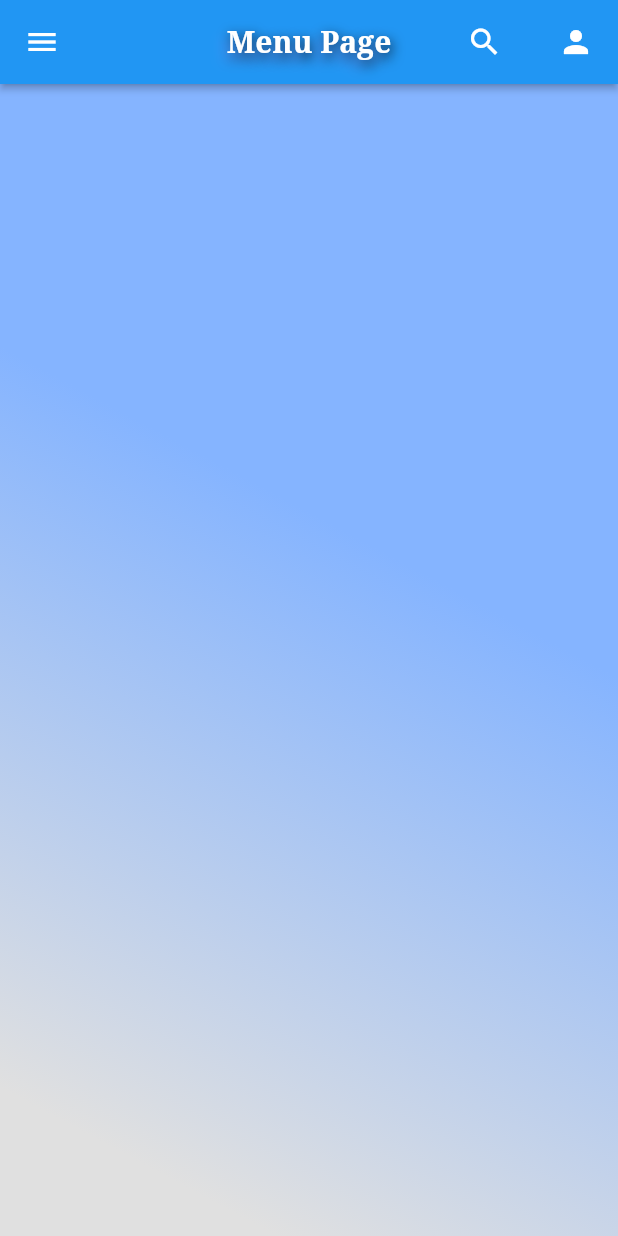
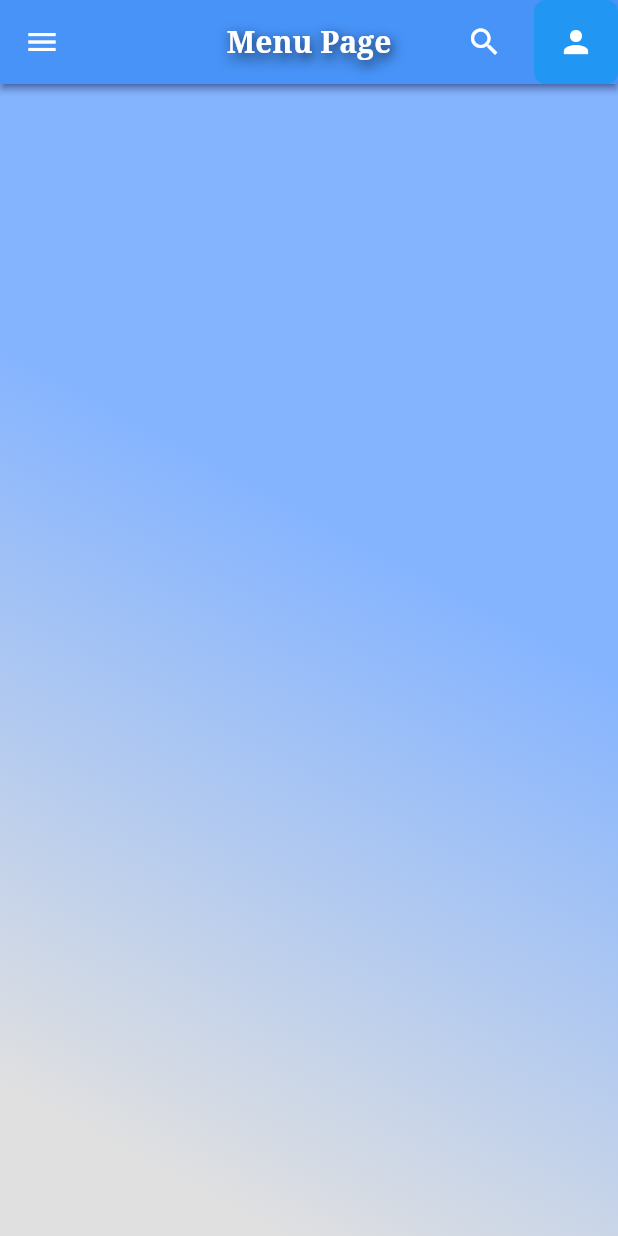
Before and after one commit to Bintangmutis/Final_project_K2, a Flutter app: the MenuPage screen opened directly, on a phone screen of 412 x 824 dp. Run offline on Flutter 3.47's test engine with Material 2 defaults, Android fonts, the phone set to English and light mode, and no system bars; our stand-ins replace animated_text_kit, cached_network_image, flutter_speed_dial, fluttertoast, font_awesome_flutter, getwidget and 1 more; accounts and stored records are empty; network calls fail.

```diff
--- a/lib/Screens/cart_screen.dart
+++ b/lib/Screens/cart_screen.dart
@@ -101,7 +101,11 @@
               backgroundColor: Colors.green.shade50,
               label: 'Checkout All Keranjang',
               onTap: () {
-                Fluttertoast.showToast(msg: 'Pembayaran Berhasil');
+                Fluttertoast.showToast(msg: 'Pembayaran Berhasil').then(
+                    (value) => Navigator.push(
+                        context,
+                        MaterialPageRoute(
+                            builder: (context) => const Success())));
               }),
         ],
       ),
--- a/lib/Screens/home_screen.dart
+++ b/lib/Screens/home_screen.dart
@@ -32,6 +32,8 @@
   Widget build(BuildContext context) {
     return Scaffold(
       appBar: AppBar(
+        backgroundColor: const Color.fromARGB(255, 71, 147, 248),
+        shadowColor: const Color.fromARGB(255, 0, 11, 106),
         centerTitle: true,
         title: const Text(
           'Menu Page',
```
